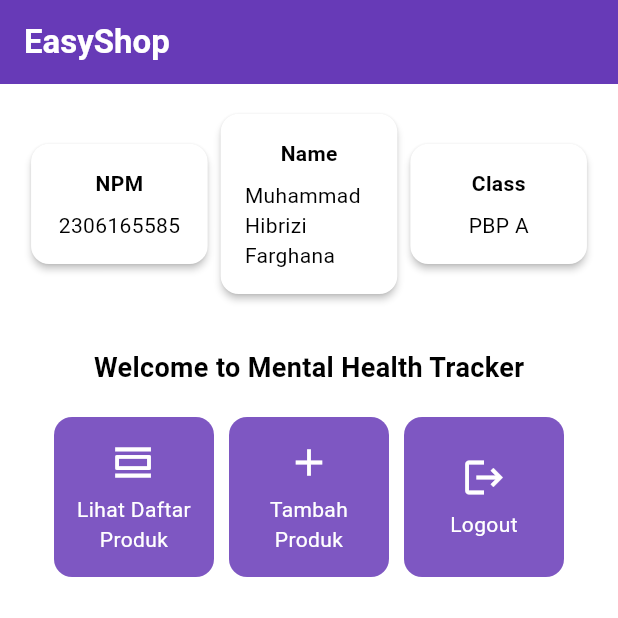
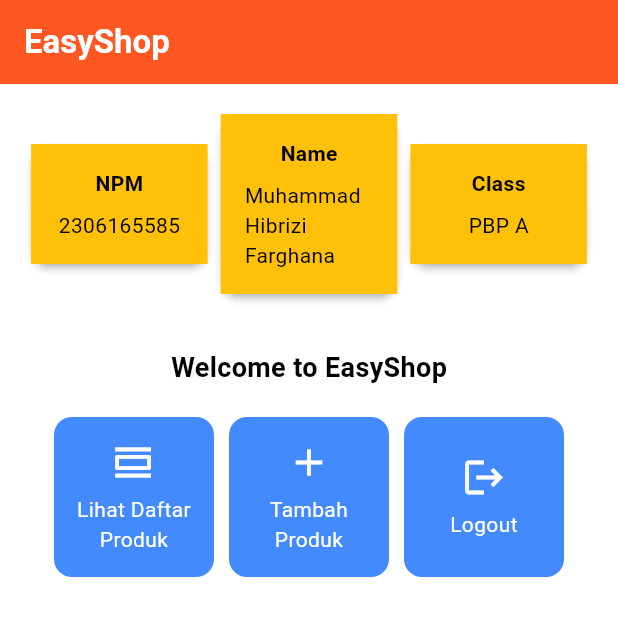
Before and after one commit to MHibriziF/easyshop-mobile, a Flutter app: the screen it shows after launch, on a phone screen of 412 x 824 dp, the top half of it. Run offline on Flutter 3.47's test engine with Material 3 defaults, Android fonts, the phone set to English and light mode, and no system bars.

Commit message:
progress tugas 7

```diff
--- a/lib/main.dart
+++ b/lib/main.dart
@@ -15,8 +15,8 @@ class MyApp extends StatelessWidget {
       title: 'EasyShop',
       theme: ThemeData(
         colorScheme: ColorScheme.fromSwatch(
-          primarySwatch: Colors.deepPurple,
-        ).copyWith(secondary: Colors.deepPurple[400]),
+          primarySwatch: Colors.deepOrange,
+        ).copyWith(secondary: Colors.deepPurple[100]),
         useMaterial3: true,
       ),
       home: MyHomePage(),
--- a/lib/menu.dart
+++ b/lib/menu.dart
@@ -59,7 +59,7 @@ class MyHomePage extends StatelessWidget {
                   const Padding(
                     padding: EdgeInsets.only(top: 16.0),
                     child: Text(
-                      'Welcome to Mental Health Tracker',
+                      'Welcome to EasyShop',
                       style: TextStyle(
                         fontWeight: FontWeight.bold,
                         fontSize: 18.0,
@@ -110,6 +110,7 @@ class InfoCard extends StatelessWidget {
         width: MediaQuery.of(context).size.width /
             3.5, // menyesuaikan dengan lebar device yang digunakan.
         padding: const EdgeInsets.all(16.0),
+        color: Colors.amber,
         // Menyusun title dan content secara vertikal.
         child: Column(
           children: [
@@ -144,7 +145,7 @@ class ItemCard extends StatelessWidget {
   Widget build(BuildContext context) {
     return Material(
       // Menentukan warna latar belakang dari tema aplikasi.
-      color: Theme.of(context).colorScheme.secondary,
+      color: Colors.blueAccent,
       // Membuat sudut kartu melengkung.
       borderRadius: BorderRadius.circular(12),
 
```
